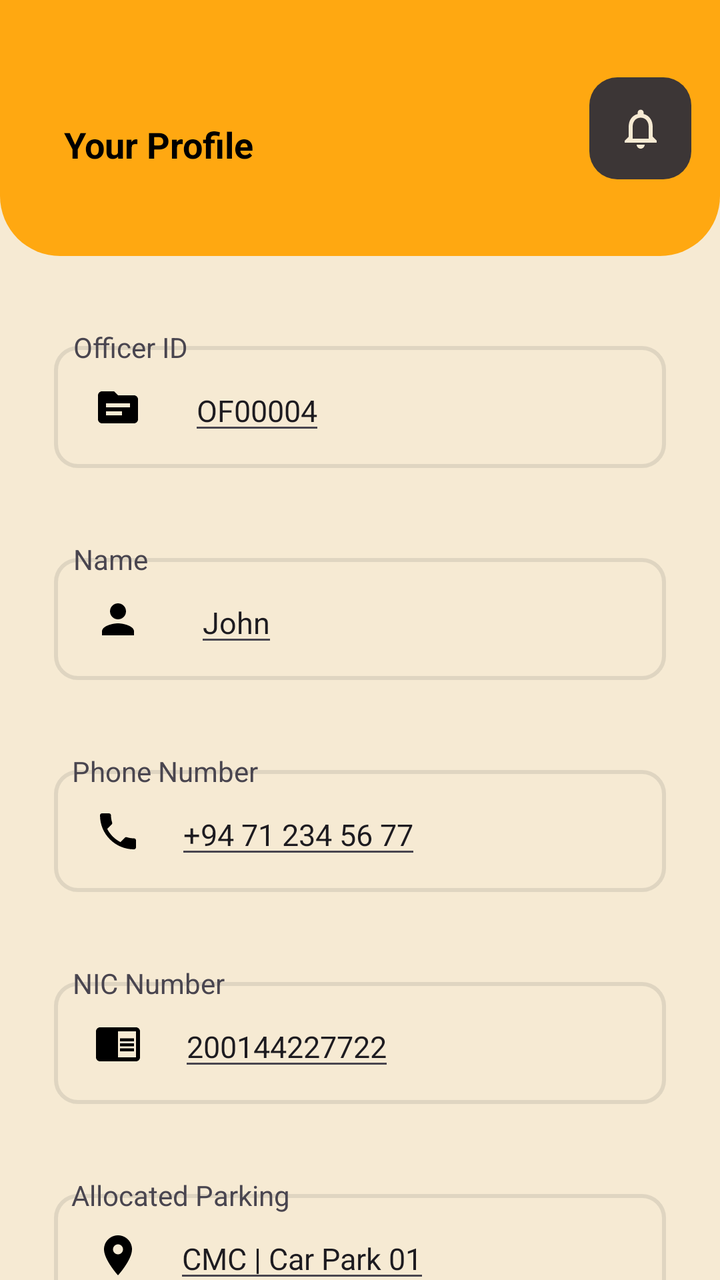
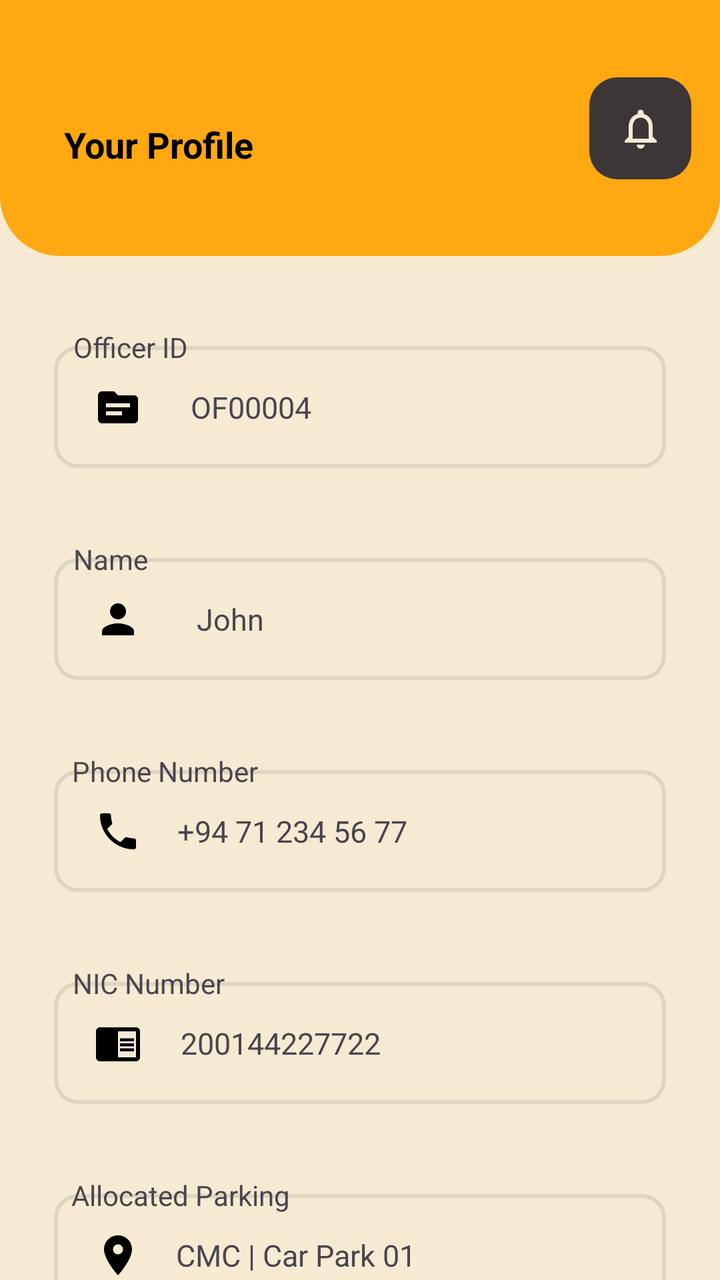

The first picture is an Android layout as it rendered before a commit; the second is the same layout after the commit. The layout source and the unified diff follow.
<!-- AndroidManifest.xml: application theme Theme.OfficerTestApp -->
<!-- res/layout/fragment_profile_main.xml -->
<?xml version="1.0" encoding="utf-8"?>
<androidx.constraintlayout.widget.ConstraintLayout xmlns:android="http://schemas.android.com/apk/res/android"
    xmlns:app="http://schemas.android.com/apk/res-auto"
    xmlns:tools="http://schemas.android.com/tools"
    android:layout_width="match_parent"
    android:layout_height="match_parent"
    android:background="@color/backgroundColor"
    tools:context=".ProfileMainFragment">

    <LinearLayout
        android:layout_width="match_parent"
        android:layout_height="match_parent"
        android:orientation="vertical">

        <androidx.constraintlayout.widget.ConstraintLayout
            android:layout_width="match_parent"
            android:layout_height="0dp"
            android:layout_weight="2"
            android:background="@drawable/rounded_background_app_bar">

            <LinearLayout
                app:layout_constraintTop_toTopOf="parent"
                app:layout_constraintStart_toStartOf="parent"
                android:layout_width="match_parent"
                android:layout_height="match_parent">

                <androidx.constraintlayout.widget.ConstraintLayout
                    android:layout_width="0dp"
                    android:layout_weight="2.8"
                    android:layout_height="match_parent"
                    >

                    <TextView
                        android:id="@+id/appbar_main_text"
                        android:layout_width="wrap_content"
                        android:layout_height="wrap_content"
                        android:layout_marginStart="32dp"
                        android:layout_marginTop="60dp"
                        android:text="Your Profile"
                        android:textColor="@color/textPrimary"
                        android:textSize="18sp"
                        android:textStyle="bold"
                        app:layout_constraintStart_toStartOf="parent"
                        app:layout_constraintTop_toTopOf="parent" />

                </androidx.constraintlayout.widget.ConstraintLayout>

                <androidx.constraintlayout.widget.ConstraintLayout
                    android:layout_width="0dp"
                    android:layout_weight="0.8"
                    android:layout_height="match_parent">

                    <ImageView
                        android:id="@+id/appbar_icon_home_act"
                        app:tint="@color/backgroundColor"
                        android:layout_width="51dp"
                        android:layout_height="51dp"
                        android:scaleType="centerInside"
                        android:clickable="true"
                        android:focusable="true"
                        android:background="@drawable/notification_icon_background"
                        android:src="@drawable/baseline_notifications_none_24"
                        app:layout_constraintBottom_toBottomOf="parent"
                        app:layout_constraintEnd_toEndOf="parent"
                        app:layout_constraintStart_toStartOf="parent"
                        app:layout_constraintTop_toTopOf="parent" />
                </androidx.constraintlayout.widget.ConstraintLayout>

            </LinearLayout>

        </androidx.constraintlayout.widget.ConstraintLayout>


        <androidx.constraintlayout.widget.ConstraintLayout
            android:layout_width="match_parent"
            android:layout_height="0dp"
            android:layout_weight="8">

            <androidx.constraintlayout.widget.ConstraintLayout
                android:id="@+id/constraintLayoutID1"
                android:layout_width="match_parent"
                android:layout_height="wrap_content"
                android:layout_marginTop="0dp"
                android:paddingTop="20dp"
                app:layout_constraintEnd_toEndOf="parent"
                app:layout_constraintHorizontal_bias="0.0"
                app:layout_constraintStart_toStartOf="parent"
                app:layout_constraintTop_toTopOf="parent">

                <androidx.constraintlayout.widget.ConstraintLayout
                    android:id="@+id/constraintLayoutID2"
                    android:layout_width="match_parent"
                    android:layout_height="61dp"
                    android:layout_marginHorizontal="27dp"
                    android:layout_marginTop="25dp"
                    android:background="@drawable/profile_input_field"
                    app:layout_constraintEnd_toEndOf="parent"
                    app:layout_constraintStart_toStartOf="parent"
                    app:layout_constraintTop_toTopOf="parent">

                    <ImageView
                        android:id="@+id/imageViewID"
                        android:layout_width="wrap_content"
                        android:layout_height="wrap_content"
                        android:layout_marginStart="20dp"
                        android:src="@drawable/baseline_source_24"
                        app:layout_constraintBottom_toBottomOf="parent"
                        app:layout_constraintStart_toStartOf="parent"
                        app:layout_constraintTop_toTopOf="parent" />

                    <EditText
                        android:id="@+id/textID"
                        android:layout_width="wrap_content"
                        android:layout_height="wrap_content"
                        android:text="OF00004"
                        android:textSize="15dp"
                        app:layout_constraintBottom_toBottomOf="parent"
                        app:layout_constraintEnd_toEndOf="parent"
                        app:layout_constraintHorizontal_bias="0.120"
                        app:layout_constraintStart_toEndOf="@+id/imageViewID"
                        app:layout_constraintTop_toTopOf="parent" />

                    <androidx.constraintlayout.widget.Group
                        android:id="@+id/group1"
                        android:layout_width="wrap_content"
                        android:layout_height="wrap_content"
                        app:constraint_referenced_ids="constraintLayoutID2" />

                </androidx.constraintlayout.widget.ConstraintLayout>

                <TextView
                    android:id="@+id/textViewID"
                    android:layout_width="wrap_content"
                    android:layout_height="wrap_content"
                    android:layout_marginTop="16dp"
                    android:text="Officer ID"
                    app:layout_constraintEnd_toEndOf="parent"
                    app:layout_constraintHorizontal_bias="0.121"
                    app:layout_constraintStart_toStartOf="parent"
                    app:layout_constraintTop_toTopOf="parent" />

            </androidx.constraintlayout.widget.ConstraintLayout>

            <androidx.constraintlayout.widget.ConstraintLayout
                android:id="@+id/constraintLayoutName1"
                android:layout_width="match_parent"
                android:layout_height="wrap_content"
                android:paddingTop="20dp"
                app:layout_constraintTop_toBottomOf="@+id/constraintLayoutID1"
                tools:layout_editor_absoluteX="16dp">

                <androidx.constraintlayout.widget.ConstraintLayout
                    android:id="@+id/constraintLayoutName2"
                    android:layout_width="match_parent"
                    android:layout_height="61dp"
                    android:layout_marginHorizontal="27dp"
                    android:layout_marginTop="25dp"
                    android:background="@drawable/profile_input_field"
                    app:layout_constraintEnd_toEndOf="parent"
                    app:layout_constraintStart_toStartOf="parent"
                    app:layout_constraintTop_toTopOf="parent">

                    <ImageView
                        android:id="@+id/imageViewName"
                        android:layout_width="wrap_content"
                        android:layout_height="wrap_content"
                        android:layout_marginStart="20dp"
                        android:src="@drawable/baseline_person_24"
                        app:layout_constraintBottom_toBottomOf="parent"
                        app:layout_constraintStart_toStartOf="parent"
                        app:layout_constraintTop_toTopOf="parent" />

                    <EditText
                        android:id="@+id/textName"
                        android:layout_width="wrap_content"
                        android:layout_height="wrap_content"
                        android:text="John"
                        android:textSize="15dp"
                        app:layout_constraintBottom_toBottomOf="parent"
                        app:layout_constraintEnd_toEndOf="parent"
                        app:layout_constraintHorizontal_bias="0.120"
                        app:layout_constraintStart_toEndOf="@+id/imageViewName"
                        app:layout_constraintTop_toTopOf="parent" />

                    <androidx.constraintlayout.widget.Group
                        android:id="@+id/group2"
                        android:layout_width="wrap_content"
                        android:layout_height="wrap_content"
                        app:constraint_referenced_ids="constraintLayoutName2" />

                </androidx.constraintlayout.widget.ConstraintLayout>

                <TextView
                    android:id="@+id/textViewName"
                    android:layout_width="wrap_content"
                    android:layout_height="wrap_content"
                    android:layout_marginTop="16dp"
                    android:text="Name"
                    app:layout_constraintEnd_toEndOf="parent"
                    app:layout_constraintHorizontal_bias="0.114"
                    app:layout_constraintStart_toStartOf="parent"
                    app:layout_constraintTop_toTopOf="parent" />

            </androidx.constraintlayout.widget.ConstraintLayout>

            <androidx.constraintlayout.widget.ConstraintLayout
                android:id="@+id/constraintLayoutPN1"
                android:layout_width="match_parent"
                android:layout_height="wrap_content"
                android:paddingTop="20dp"
                app:layout_constraintStart_toStartOf="parent"
                app:layout_constraintTop_toBottomOf="@+id/constraintLayoutName1">

                <androidx.constraintlayout.widget.ConstraintLayout
                    android:id="@+id/constraintLayoutPN2"
                    android:layout_width="match_parent"
                    android:layout_height="61dp"
                    android:layout_marginHorizontal="27dp"
                    android:layout_marginTop="25dp"
                    android:background="@drawable/profile_input_field"
                    app:layout_constraintEnd_toEndOf="parent"
                    app:layout_constraintStart_toStartOf="parent"
                    app:layout_constraintTop_toTopOf="parent">

                    <ImageView
                        android:id="@+id/imageViewPN"
                        android:layout_width="wrap_content"
                        android:layout_height="wrap_content"
                        android:layout_marginStart="20dp"
                        android:src="@drawable/baseline_phone_24"
                        app:layout_constraintBottom_toBottomOf="parent"
                        app:layout_constraintStart_toStartOf="parent"
                        app:layout_constraintTop_toTopOf="parent" />

                    <EditText
                        android:id="@+id/textPN"
                        android:layout_width="wrap_content"
                        android:layout_height="wrap_content"
                        android:text="+94 71 234 56 77"
                        android:textSize="15dp"
                        app:layout_constraintBottom_toBottomOf="parent"
                        app:layout_constraintEnd_toEndOf="parent"
                        app:layout_constraintHorizontal_bias="0.120"
                        app:layout_constraintStart_toEndOf="@+id/imageViewPN"
                        app:layout_constraintTop_toTopOf="parent" />

                    <androidx.constraintlayout.widget.Group
                        android:id="@+id/group3"
                        android:layout_width="wrap_content"
                        android:layout_height="wrap_content"
                        app:constraint_referenced_ids="constraintLayoutPN2" />


                </androidx.constraintlayout.widget.ConstraintLayout>

                <TextView
                    android:id="@+id/textViewPN"
                    android:layout_width="wrap_content"
                    android:layout_height="wrap_content"
                    android:layout_marginTop="16dp"
                    android:text="Phone Number"
                    app:layout_constraintEnd_toEndOf="parent"
                    app:layout_constraintHorizontal_bias="0.135"
                    app:layout_constraintStart_toStartOf="parent"
                    app:layout_constraintTop_toTopOf="parent" />

            </androidx.constraintlayout.widget.ConstraintLayout>

            <androidx.constraintlayout.widget.ConstraintLayout
                android:id="@+id/constraintLayoutNIC1"
                android:layout_width="match_parent"
                android:layout_height="wrap_content"
                android:paddingTop="20dp"
                app:layout_constraintEnd_toEndOf="parent"
                app:layout_constraintStart_toStartOf="parent"
                app:layout_constraintTop_toBottomOf="@+id/constraintLayoutPN1">

                <androidx.constraintlayout.widget.ConstraintLayout
                    android:id="@+id/constraintLayoutNIC2"
                    android:layout_width="match_parent"
                    android:layout_height="61dp"
                    android:layout_marginHorizontal="27dp"
                    android:layout_marginTop="25dp"
                    android:background="@drawable/profile_input_field"
                    app:layout_constraintEnd_toEndOf="parent"
                    app:layout_constraintStart_toStartOf="parent"
                    app:layout_constraintTop_toTopOf="parent">

                    <ImageView
                        android:id="@+id/imageViewNIC"
                        android:layout_width="wrap_content"
                        android:layout_height="wrap_content"
                        android:layout_marginStart="20dp"
                        android:src="@drawable/baseline_chrome_reader_mode_24"
                        app:layout_constraintBottom_toBottomOf="parent"
                        app:layout_constraintStart_toStartOf="parent"
                        app:layout_constraintTop_toTopOf="parent" />

                    <EditText
                        android:id="@+id/textNIC"
                        android:layout_width="wrap_content"
                        android:layout_height="wrap_content"
                        android:text="200144227722"
                        android:textSize="15dp"
                        app:layout_constraintBottom_toBottomOf="parent"
                        app:layout_constraintEnd_toEndOf="parent"
                        app:layout_constraintHorizontal_bias="0.120"
                        app:layout_constraintStart_toEndOf="@+id/imageViewNIC"
                        app:layout_constraintTop_toTopOf="parent" />

                    <androidx.constraintlayout.widget.Group
                        android:id="@+id/group4"
                        android:layout_width="wrap_content"
                        android:layout_height="wrap_content"
                        app:constraint_referenced_ids="constraintLayoutNIC2" />


                </androidx.constraintlayout.widget.ConstraintLayout>

                <TextView
                    android:id="@+id/textViewNIC"
                    android:layout_width="wrap_content"
                    android:layout_height="wrap_content"
                    android:layout_marginTop="16dp"
                    android:text="NIC Number"
                    app:layout_constraintEnd_toEndOf="parent"
                    app:layout_constraintHorizontal_bias="0.128"
                    app:layout_constraintStart_toStartOf="parent"
                    app:layout_constraintTop_toTopOf="parent" />

            </androidx.constraintlayout.widget.ConstraintLayout>

            <androidx.constraintlayout.widget.ConstraintLayout
                android:id="@+id/constraintLayoutParking1"
                android:layout_width="match_parent"
                android:layout_height="wrap_content"
                android:paddingTop="20dp"
                app:layout_constraintEnd_toEndOf="parent"
                app:layout_constraintHorizontal_bias="0.0"
                app:layout_constraintStart_toStartOf="parent"
                app:layout_constraintTop_toBottomOf="@+id/constraintLayoutNIC1">

                <androidx.constraintlayout.widget.ConstraintLayout
                    android:id="@+id/constraintLayoutParking2"
                    android:layout_width="match_parent"
                    android:layout_height="61dp"
                    android:layout_marginHorizontal="27dp"
                    android:layout_marginTop="25dp"
                    android:background="@drawable/profile_input_field"
                    app:layout_constraintEnd_toEndOf="parent"
                    app:layout_constraintStart_toStartOf="parent"
                    app:layout_constraintTop_toTopOf="parent">

                    <ImageView
                        android:id="@+id/imageViewParking"
                        android:layout_width="wrap_content"
                        android:layout_height="wrap_content"
                        android:layout_marginStart="20dp"
                        android:src="@drawable/baseline_location_on_24"
                        app:layout_constraintBottom_toBottomOf="parent"
                        app:layout_constraintStart_toStartOf="parent"
                        app:layout_constraintTop_toTopOf="parent" />

                    <EditText
                        android:id="@+id/textParking"
                        android:layout_width="wrap_content"
                        android:layout_height="wrap_content"
                        android:text="CMC | Car Park 01"
                        android:textSize="15dp"
                        app:layout_constraintBottom_toBottomOf="parent"
                        app:layout_constraintEnd_toEndOf="parent"
                        app:layout_constraintHorizontal_bias="0.120"
                        app:layout_constraintStart_toEndOf="@+id/imageViewParking"
                        app:layout_constraintTop_toTopOf="parent" />

                    <androidx.constraintlayout.widget.Group
                        android:id="@+id/group5"
                        android:layout_width="wrap_content"
                        android:layout_height="wrap_content"
                        app:constraint_referenced_ids="constraintLayoutParking2" />


                </androidx.constraintlayout.widget.ConstraintLayout>

                <TextView
                    android:id="@+id/textViewParking"
                    android:layout_width="wrap_content"
                    android:layout_height="wrap_content"
                    android:layout_marginTop="16dp"
                    android:text="Allocated Parking"
                    app:layout_constraintEnd_toEndOf="parent"
                    app:layout_constraintHorizontal_bias="0.142"
                    app:layout_constraintStart_toStartOf="parent"
                    app:layout_constraintTop_toTopOf="parent" />

            </androidx.constraintlayout.widget.ConstraintLayout>


        </androidx.constraintlayout.widget.ConstraintLayout>

    </LinearLayout>


</androidx.constraintlayout.widget.ConstraintLayout>
<!-- resources referenced by this layout -->
<resources>
  <color name="backgroundColor">#F6EAD3</color>
  <color name="textPrimary">#FF000000</color>
  <!-- drawable baseline_chrome_reader_mode_24 (drawable) -->
  <vector android:autoMirrored="true" android:height="24dp"
      android:tint="#000000" android:viewportHeight="24"
      android:viewportWidth="24" android:width="24dp" xmlns:android="http://schemas.android.com/apk/res/android">
      <path android:fillColor="@android:color/white" android:pathData="M13,12h7v1.5h-7zM13,9.5h7L20,11h-7zM13,14.5h7L20,16h-7zM21,4L3,4c-1.1,0 -2,0.9 -2,2v13c0,1.1 0.9,2 2,2h18c1.1,0 2,-0.9 2,-2L23,6c0,-1.1 -0.9,-2 -2,-2zM21,19h-9L12,6h9v13z"/>
  </vector>
  <!-- drawable baseline_location_on_24 (drawable) -->
  <vector android:height="24dp" android:tint="#000000"
      android:viewportHeight="24" android:viewportWidth="24"
      android:width="24dp" xmlns:android="http://schemas.android.com/apk/res/android">
      <path android:fillColor="@android:color/white" android:pathData="M12,2C8.13,2 5,5.13 5,9c0,5.25 7,13 7,13s7,-7.75 7,-13c0,-3.87 -3.13,-7 -7,-7zM12,11.5c-1.38,0 -2.5,-1.12 -2.5,-2.5s1.12,-2.5 2.5,-2.5 2.5,1.12 2.5,2.5 -1.12,2.5 -2.5,2.5z"/>
  </vector>
  <!-- drawable baseline_notifications_none_24 (drawable) -->
  <vector android:height="24dp" android:tint="#000000"
      android:viewportHeight="24" android:viewportWidth="24"
      android:width="24dp" xmlns:android="http://schemas.android.com/apk/res/android">
      <path android:fillColor="@android:color/white" android:pathData="M12,22c1.1,0 2,-0.9 2,-2h-4c0,1.1 0.9,2 2,2zM18,16v-5c0,-3.07 -1.63,-5.64 -4.5,-6.32L13.5,4c0,-0.83 -0.67,-1.5 -1.5,-1.5s-1.5,0.67 -1.5,1.5v0.68C7.64,5.36 6,7.92 6,11v5l-2,2v1h16v-1l-2,-2zM16,17L8,17v-6c0,-2.48 1.51,-4.5 4,-4.5s4,2.02 4,4.5v6z"/>
  </vector>
  <!-- drawable baseline_person_24 (drawable) -->
  <vector android:height="24dp" android:tint="#000000"
      android:viewportHeight="24" android:viewportWidth="24"
      android:width="24dp" xmlns:android="http://schemas.android.com/apk/res/android">
      <path android:fillColor="@android:color/white" android:pathData="M12,12c2.21,0 4,-1.79 4,-4s-1.79,-4 -4,-4 -4,1.79 -4,4 1.79,4 4,4zM12,14c-2.67,0 -8,1.34 -8,4v2h16v-2c0,-2.66 -5.33,-4 -8,-4z"/>
  </vector>
  <!-- drawable baseline_source_24 (drawable) -->
  <vector android:height="24dp" android:tint="#000000"
      android:viewportHeight="24" android:viewportWidth="24"
      android:width="24dp" xmlns:android="http://schemas.android.com/apk/res/android">
      <path android:fillColor="@android:color/white" android:pathData="M20,6h-8l-2,-2H4C2.9,4 2.01,4.9 2.01,6L2,18c0,1.1 0.9,2 2,2h16c1.1,0 2,-0.9 2,-2V8C22,6.9 21.1,6 20,6zM14,16H6v-2h8V16zM18,12H6v-2h12V12z"/>
  </vector>
  <!-- drawable notification_icon_background (drawable) -->
  <?xml version="1.0" encoding="utf-8"?>
  <shape xmlns:android="http://schemas.android.com/apk/res/android">
      <solid android:color="#3C3636" /> 
      <corners android:radius="14dp" /> 
  </shape>
  <!-- drawable profile_input_field (drawable) -->
  <?xml version="1.0" encoding="utf-8"?>
  <shape xmlns:android="http://schemas.android.com/apk/res/android">
      <solid android:color="@color/backgroundColor" /> 
      <corners android:radius="11dp" /> 
      <stroke
          android:width="2dp"
          android:color="@color/profileInputFieldStrokeColor">
      </stroke>
  
  
  </shape>
  <!-- drawable rounded_background_app_bar (drawable) -->
  <?xml version="1.0" encoding="utf-8"?>
  <shape xmlns:android="http://schemas.android.com/apk/res/android">
      <solid android:color="@color/primaryColor" /> 
      <corners android:bottomLeftRadius="30dp" android:bottomRightRadius="30dp" /> 
  </shape>
  <style name="Theme.OfficerTestApp" parent="Base.Theme.OfficerTestApp" />
  <color name="profileInputFieldStrokeColor">#429C968B</color>
  <color name="primaryColor">#FFA811</color>
  <style name="Base.Theme.OfficerTestApp" parent="Theme.Material3.DayNight.NoActionBar">
          
          <item name="colorPrimary">@color/primaryColor</item>
      </style>
  <!-- unchanged entries left out for length: 1 -->
</resources>

<!-- the commit's change to res/layout/fragment_profile_main.xml (unified diff, before → after) -->
@@ -108,7 +108,7 @@
                         app:layout_constraintStart_toStartOf="parent"
                         app:layout_constraintTop_toTopOf="parent" />
 
-                    <EditText
+                    <TextView
                         android:id="@+id/textID"
                         android:layout_width="wrap_content"
                         android:layout_height="wrap_content"
@@ -170,7 +170,7 @@
                         app:layout_constraintStart_toStartOf="parent"
                         app:layout_constraintTop_toTopOf="parent" />
 
-                    <EditText
+                    <TextView
                         android:id="@+id/textName"
                         android:layout_width="wrap_content"
                         android:layout_height="wrap_content"
@@ -232,7 +232,7 @@
                         app:layout_constraintStart_toStartOf="parent"
                         app:layout_constraintTop_toTopOf="parent" />
 
-                    <EditText
+                    <TextView
                         android:id="@+id/textPN"
                         android:layout_width="wrap_content"
                         android:layout_height="wrap_content"
@@ -296,7 +296,7 @@
                         app:layout_constraintStart_toStartOf="parent"
                         app:layout_constraintTop_toTopOf="parent" />
 
-                    <EditText
+                    <TextView
                         android:id="@+id/textNIC"
                         android:layout_width="wrap_content"
                         android:layout_height="wrap_content"
@@ -361,7 +361,7 @@
                         app:layout_constraintStart_toStartOf="parent"
                         app:layout_constraintTop_toTopOf="parent" />
 
-                    <EditText
+                    <TextView
                         android:id="@+id/textParking"
                         android:layout_width="wrap_content"
                         android:layout_height="wrap_content"
